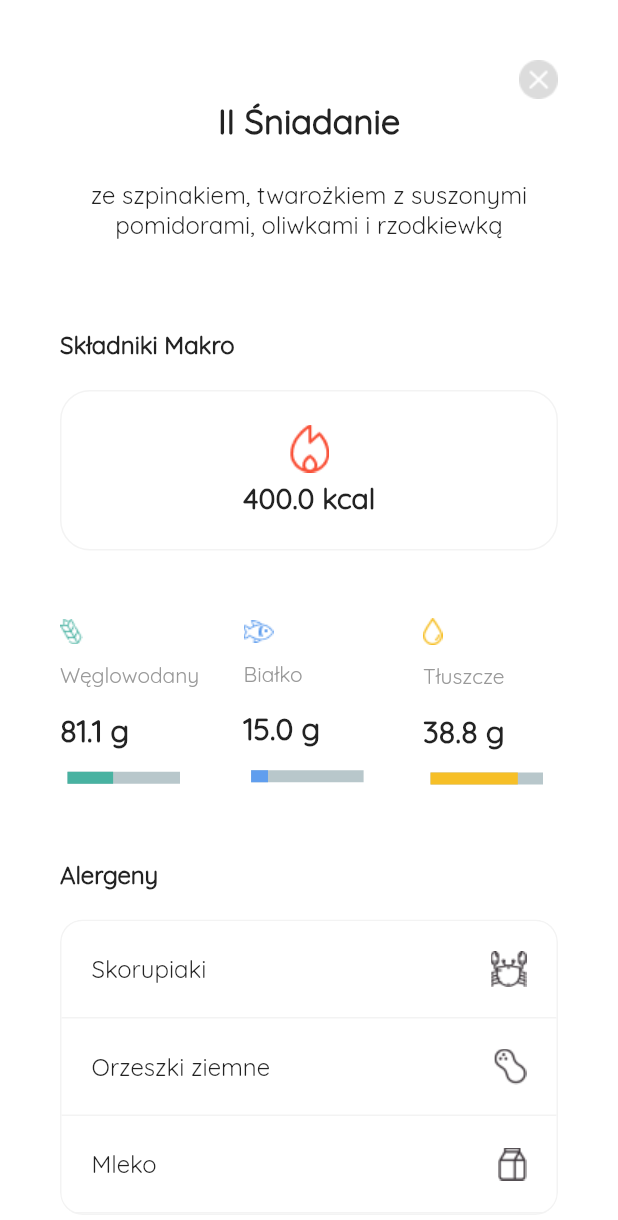
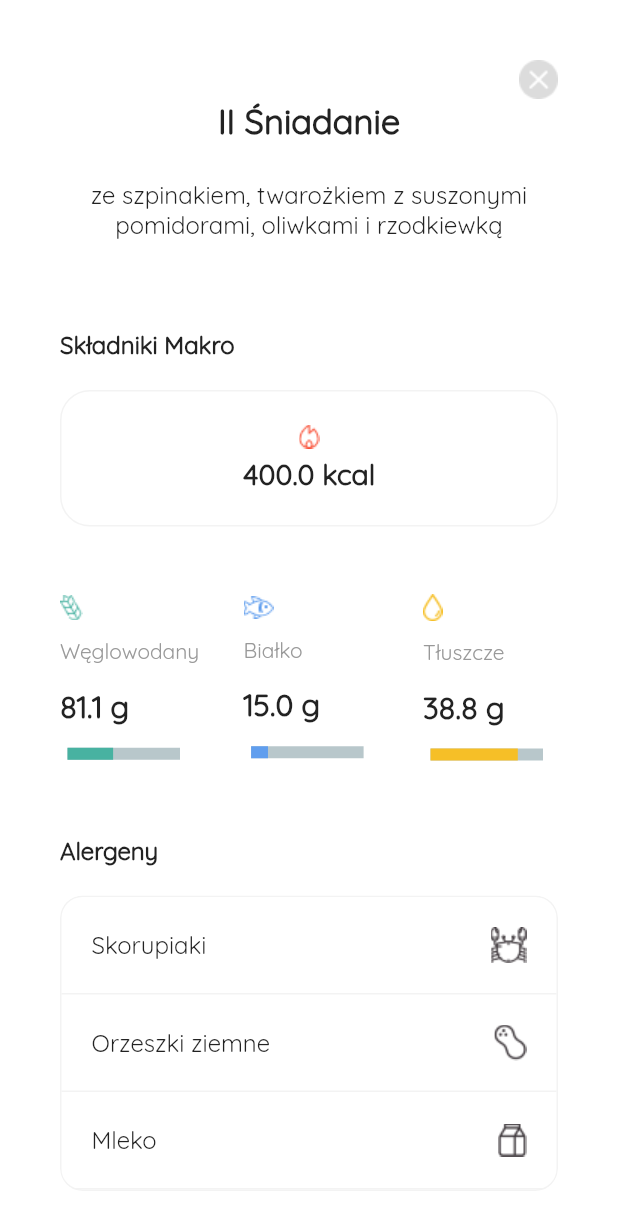
Before and after one commit to Dizziest/Invo_recruitment_task, a Flutter app: the screen it shows after launch, after a tap on "Makro na dziś", on a phone screen of 412 x 824 dp. Shown: the top 1220 px of the screen. Run offline on Flutter 3.47's test engine with Material 2 defaults, Android fonts, the phone set to English and light mode, and no system bars; drawn by our look-alikes of percent_indicator.

```diff
--- a/lib/scenes/detail_page.dart
+++ b/lib/scenes/detail_page.dart
@@ -97,7 +97,7 @@ class _DetailPageState extends State<DetailPage> {
                             padding: const EdgeInsets.all(22.0),
                             child: Column(
                               children: [
-                                Image.asset('assets/images/calories@2x.png'),
+                                Image.asset('assets/images/calories.png'),
                                 SizedBox(height: 5.0),
                                 Text(
                                   '$kcal kcal',
--- a/lib/widgets/circular_progress_bar.dart
+++ b/lib/widgets/circular_progress_bar.dart
@@ -22,7 +22,7 @@ class circularCaloriesBar extends StatelessWidget {
       center: Column(
         mainAxisAlignment: MainAxisAlignment.center,
         children: [
-          Image.asset('assets/images/calories@2x.png'),
+          Image.asset('assets/images/calories.png'),
           SizedBox(height: 5.0),
           Text(
             "$caloriesDone kcal",
```
